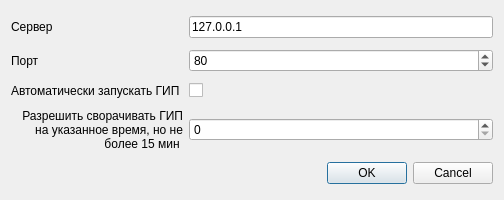
This is settingsdialog.ui in kowsan/kost-ui as Qt 5 draws it before an edit. The edited form follows.
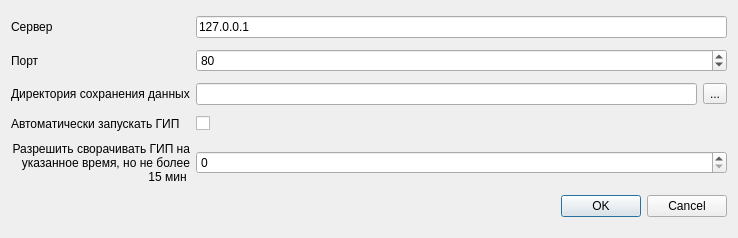
This is the edited form.

The edit to the form file:
```diff
--- a/settingsdialog.ui
+++ b/settingsdialog.ui
@@ -6,28 +6,24 @@
    <rect>
     <x>0</x>
     <y>0</y>
-    <width>504</width>
-    <height>200</height>
+    <width>738</width>
+    <height>238</height>
    </rect>
   </property>
   <property name="windowTitle">
    <string>Настройки</string>
   </property>
   <layout class="QGridLayout" name="gridLayout">
-   <item row="4" column="1">
-    <widget class="QLabel" name="label_4">
-     <property name="text">
-      <string>&lt;html&gt;&lt;head/&gt;&lt;body&gt;&lt;p align=&quot;right&quot;&gt;Разрешить сворачивать ГИП на указанное время, но не более 15 мин &lt;/p&gt;&lt;/body&gt;&lt;/html&gt;</string>
+   <item row="6" column="1" colspan="2">
+    <widget class="QDialogButtonBox" name="buttonBox">
+     <property name="orientation">
+      <enum>Qt::Horizontal</enum>
      </property>
-     <property name="wordWrap">
-      <bool>true</bool>
+     <property name="standardButtons">
+      <set>QDialogButtonBox::Cancel|QDialogButtonBox::Ok</set>
      </property>
-    </widget>
-   </item>
-   <item row="3" column="2">
-    <widget class="QCheckBox" name="autoStartGip">
-     <property name="text">
-      <string/>
+     <property name="centerButtons">
+      <bool>false</bool>
      </property>
     </widget>
    </item>
@@ -38,23 +34,9 @@
      </property>
     </widget>
    </item>
-   <item row="0" column="2">
-    <widget class="QLineEdit" name="serverEdit">
-     <property name="text">
-      <string>127.0.0.1</string>
-     </property>
-    </widget>
-   </item>
-   <item row="4" column="2">
+   <item row="5" column="2">
     <widget class="QSpinBox" name="minimizeTimeout"/>
    </item>
-   <item row="3" column="1">
-    <widget class="QLabel" name="label_3">
-     <property name="text">
-      <string>Автоматически запускать ГИП </string>
-     </property>
-    </widget>
-   </item>
    <item row="0" column="1">
     <widget class="QLabel" name="label">
      <property name="text">
@@ -62,6 +44,20 @@
      </property>
     </widget>
    </item>
+   <item row="0" column="2">
+    <widget class="QLineEdit" name="serverEdit">
+     <property name="text">
+      <string>127.0.0.1</string>
+     </property>
+    </widget>
+   </item>
+   <item row="4" column="2">
+    <widget class="QCheckBox" name="autoStartGip">
+     <property name="text">
+      <string/>
+     </property>
+    </widget>
+   </item>
    <item row="2" column="2">
     <widget class="QSpinBox" name="portEdit">
      <property name="minimum">
@@ -75,19 +71,44 @@
      </property>
     </widget>
    </item>
-   <item row="5" column="1" colspan="2">
-    <widget class="QDialogButtonBox" name="buttonBox">
-     <property name="orientation">
-      <enum>Qt::Horizontal</enum>
+   <item row="4" column="1">
+    <widget class="QLabel" name="label_3">
+     <property name="text">
+      <string>Автоматически запускать ГИП </string>
      </property>
-     <property name="standardButtons">
-      <set>QDialogButtonBox::Cancel|QDialogButtonBox::Ok</set>
+    </widget>
+   </item>
+   <item row="5" column="1">
+    <widget class="QLabel" name="label_4">
+     <property name="text">
+      <string>&lt;html&gt;&lt;head/&gt;&lt;body&gt;&lt;p align=&quot;right&quot;&gt;Разрешить сворачивать ГИП на указанное время, но не более 15 мин &lt;/p&gt;&lt;/body&gt;&lt;/html&gt;</string>
      </property>
-     <property name="centerButtons">
-      <bool>false</bool>
+     <property name="wordWrap">
+      <bool>true</bool>
      </property>
     </widget>
    </item>
+   <item row="3" column="1">
+    <widget class="QLabel" name="label_5">
+     <property name="text">
+      <string>Директория сохранения данных</string>
+     </property>
+    </widget>
+   </item>
+   <item row="3" column="2">
+    <layout class="QHBoxLayout" name="horizontalLayout">
+     <item>
+      <widget class="QLineEdit" name="storagePath"/>
+     </item>
+     <item>
+      <widget class="QToolButton" name="toolButton">
+       <property name="text">
+        <string>...</string>
+       </property>
+      </widget>
+     </item>
+    </layout>
+   </item>
   </layout>
  </widget>
  <resources/>
```
Left out of the diff: 6 changed lines with no effect on the pictures.
